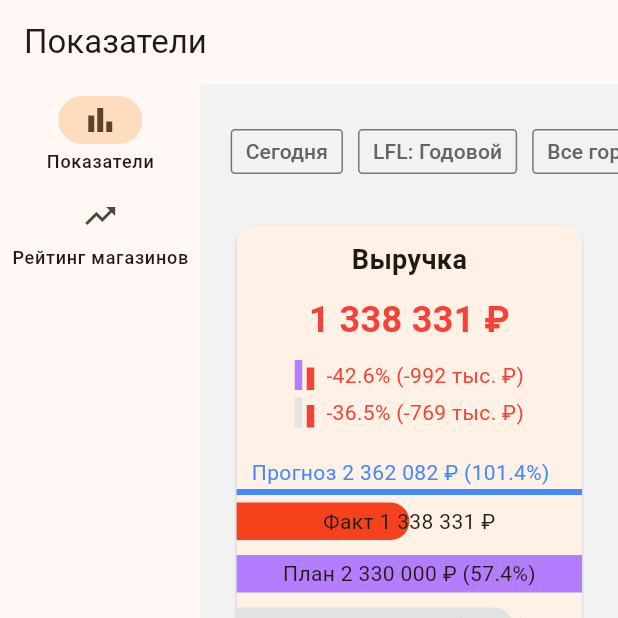
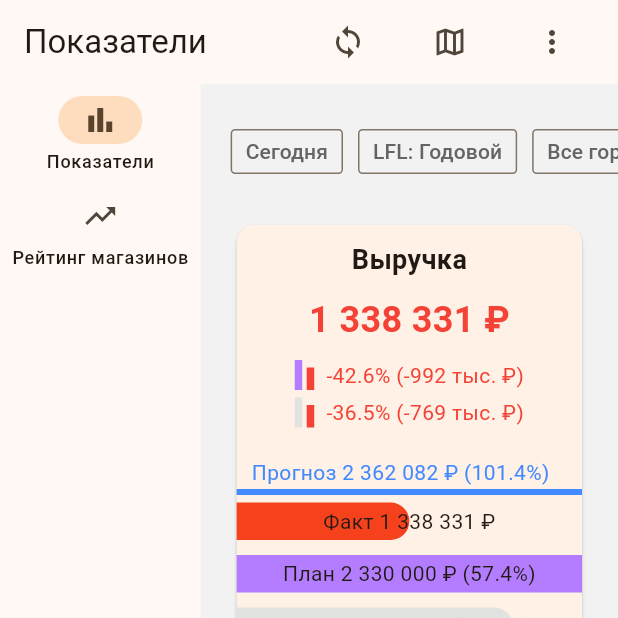
Before and after one commit to KirillBarabanshikov/dashboard, a Flutter app: the screen it shows after launch, on a phone screen of 412 x 824 dp, the top half of it. Run offline on Flutter 3.47's test engine with Material 3 defaults, Android fonts, the light colour scheme and no system bars; our stand-ins replace go_router.

Commit message:
added AppBar actions

```diff
--- /dev/null
+++ b/devtools_options.yaml
@@ -0,0 +1 @@
+extensions:
--- a/lib/app/app.dart
+++ b/lib/app/app.dart
@@ -10,6 +10,7 @@ class App extends StatelessWidget {
   Widget build(BuildContext context) {
     return MaterialApp.router(
       title: 'Dashboard',
+      debugShowCheckedModeBanner: false,
       theme: theme,
       routerConfig: router,
     );
--- a/lib/app/layouts/base_layout.dart
+++ b/lib/app/layouts/base_layout.dart
@@ -21,7 +21,17 @@ class BaseLayout extends StatelessWidget {
     final currentIndex = _navigationItems.indexWhere((item) => item.path == currentPath);
 
     return Scaffold(
-      appBar: AppBar(title: Text(_navigationItems[currentIndex].label)),
+      appBar: AppBar(
+        title: Text(_navigationItems[currentIndex].label),
+        actions: [
+          IconButton(onPressed: () {}, icon: const Icon(Icons.sync)),
+          const SizedBox(width: 20),
+          IconButton(onPressed: () {}, icon: const Icon(Icons.map_outlined)),
+          const SizedBox(width: 20),
+          IconButton(onPressed: () {}, icon: const Icon(Icons.more_vert)),
+          const SizedBox(width: 20),
+        ],
+      ),
       body: Row(
         children: [
           NavigationRail(
```
